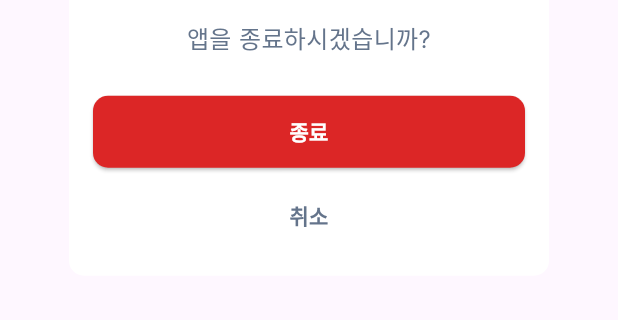
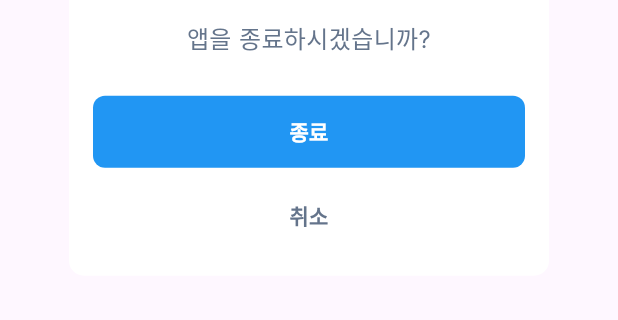
Before and after one commit to NaZe0320/typing_talk, a Flutter app: the AppExitDialog widget shown alone on an empty page, opened directly, after a tap on "종료", on a phone screen of 412 x 824 dp, the part 571-891 px from its top. Run offline on Flutter 3.47's test engine with Material 3 defaults, Android fonts, the phone set to English and light mode, and no system bars; our stand-ins replace flutter_hooks, flutter_riverpod, flutter_svg, freezed_annotation, go_router, hooks_riverpod and 2 more; generated files the repository leaves out were written again.

Commit message:
[feat] 버튼 위젯화 (기본 버튼, 텍스트 버튼)
기본 버튼 type 분리 (primary, secondary, error, success, warning)

```diff
--- /dev/null
+++ b/lib/presentation/common/widgets/buttons/app_button.dart
@@ -0,0 +1,169 @@
+import 'package:flutter/material.dart';
+import 'package:typing_talk/core/theme/app_colors.dart';
+import 'package:typing_talk/core/theme/app_fonts.dart';
+
+enum AppButtonType {
+  primary,
+  secondary,
+  error,
+  success,
+  warning,
+}
+
+enum AppButtonSize {
+  small,
+  medium,
+  large,
+}
+
+class AppButton extends StatelessWidget {
+  final String text;
+  final VoidCallback? onPressed;
+  final AppButtonType type;
+  final AppButtonSize size;
+  final bool isFullWidth;
+  final bool isLoading;
+  final Widget? prefixIcon;
+  final Widget? suffixIcon;
+
+  const AppButton({
+    super.key,
+    required this.text,
+    this.onPressed,
+    this.type = AppButtonType.primary,
+    this.size = AppButtonSize.medium,
+    this.isFullWidth = true,
+    this.isLoading = false,
+    this.prefixIcon,
+    this.suffixIcon,
+  });
+
+  @override
+  Widget build(BuildContext context) {
+    return SizedBox(
+      width: isFullWidth ? double.infinity : null,
+      height: _getHeight(),
+      child: ElevatedButton(
+        onPressed: isLoading ? null : onPressed,
+        style: _getButtonStyle(),
+        child: _buildButtonContent(),
+      ),
+    );
+  }
+
+  Widget _buildButtonContent() {
+    if (isLoading) {
+      return SizedBox(
+        height: 20,
+        width: 20,
+        child: CircularProgressIndicator(
+          strokeWidth: 2,
+          valueColor: AlwaysStoppedAnimation<Color>(
+            type == AppButtonType.secondary ? AppColors.primaryBlue : Colors.white,
+          ),
+        ),
+      );
+    }
+
+    return Row(
+      mainAxisSize: isFullWidth ? MainAxisSize.max : MainAxisSize.min,
+      mainAxisAlignment: MainAxisAlignment.center,
+      children: [
+        if (prefixIcon != null) ...[
+          prefixIcon!,
+          const SizedBox(width: 8),
+        ],
+        Text(
+          text,
+          style: _getTextStyle(),
+        ),
+        if (suffixIcon != null) ...[
+          const SizedBox(width: 8),
+          suffixIcon!,
+        ],
+      ],
+    );
+  }
+
+  double _getHeight() {
+    switch (size) {
+      case AppButtonSize.small:
+        return 36;
+      case AppButtonSize.medium:
+        return 48;
+      case AppButtonSize.large:
+        return 56;
+    }
+  }
+
+  ButtonStyle _getButtonStyle() {
+    return ElevatedButton.styleFrom(
+      backgroundColor: _getBackgroundColor(),
+      foregroundColor: _getForegroundColor(),
+      elevation: 0,
+      shape: RoundedRectangleBorder(
+        borderRadius: BorderRadius.circular(8),
+        side: type == AppButtonType.secondary ? BorderSide(color: AppColors.primaryBlue) : BorderSide.none,
+      ),
+      padding: EdgeInsets.symmetric(
+        horizontal: size == AppButtonSize.small ? 16 : 24,
+      ),
+    ).copyWith(
+      overlayColor: WidgetStateProperty.resolveWith<Color?>(
+        (Set<WidgetState> states) {
+          if (states.contains(WidgetState.pressed)) {
+            return _getPressedColor();
+          }
+          return null;
+        },
+      ),
+    );
+  }
+
+  TextStyle _getTextStyle() {
+    final baseStyle = size == AppButtonSize.small ? AppTypography.btn_5 : AppTypography.btn_6;
+
+    return baseStyle.copyWith(
+      color: _getForegroundColor(),
+    );
+  }
+
+  Color _getBackgroundColor() {
+    switch (type) {
+      case AppButtonType.primary:
+        return AppColors.primaryBlue;
+      case AppButtonType.secondary:
+        return Colors.transparent;
+      case AppButtonType.error:
+        return AppColors.errorText;
+      case AppButtonType.success:
+        return AppColors.successText;
+      case AppButtonType.warning:
+        return AppColors.warningText;
+    }
+  }
+
+  Color _getForegroundColor() {
+    switch (type) {
+      case AppButtonType.secondary:
+        return AppColors.primaryBlue;
+      default:
+        return Colors.white;
+    }
+  }
+
+  Color _getPressedColor() {
+    switch (type) {
+      case AppButtonType.primary:
+        return AppColors.tertiaryBlue;
+      case AppButtonType.secondary:
+        return AppColors.secondaryBlue;
+      case AppButtonType.error:
+        return AppColors.errorText.withValues(alpha: 0.8);
+      case AppButtonType.success:
+        return AppColors.successText.withValues(alpha: 0.8);
+      case AppButtonType.warning:
+        return AppColors.warningText.withValues(alpha: 0.8);
+    }
+  }
+}
--- /dev/null
+++ b/lib/presentation/common/widgets/buttons/app_text_button.dart
@@ -0,0 +1,81 @@
+import 'package:flutter/material.dart';
+import 'package:typing_talk/core/theme/app_colors.dart';
+import 'package:typing_talk/core/theme/app_fonts.dart';
+import 'package:typing_talk/presentation/common/widgets/buttons/app_button.dart';
+
+class AppTextButton extends StatelessWidget {
+  final String text;
+  final VoidCallback? onPressed;
+  final Color? textColor;
+  final AppButtonSize size;
+  final bool isFullWidth;
+  final Widget? prefixIcon;
+  final Widget? suffixIcon;
+
+  const AppTextButton({
+    super.key,
+    required this.text,
+    this.onPressed,
+    this.textColor,
+    this.size = AppButtonSize.medium,
+    this.isFullWidth = true,
+    this.prefixIcon,
+    this.suffixIcon,
+  });
+
+  @override
+  Widget build(BuildContext context) {
+    return SizedBox(
+      width: isFullWidth ? double.infinity : null,
+      height: _getHeight(),
+      child: TextButton(
+        onPressed: onPressed,
+        style: TextButton.styleFrom(
+          shape: RoundedRectangleBorder(
+            borderRadius: BorderRadius.circular(8),
+          ),
+          padding: EdgeInsets.symmetric(
+            horizontal: size == AppButtonSize.small ? 16 : 24,
+          ),
+        ),
+        child: Row(
+          mainAxisSize: isFullWidth ? MainAxisSize.max : MainAxisSize.min,
+          mainAxisAlignment: MainAxisAlignment.center,
+          children: [
+            if (prefixIcon != null) ...[
+              prefixIcon!,
+              const SizedBox(width: 8),
+            ],
+            Text(
+              text,
+              style: _getTextStyle(),
+            ),
+            if (suffixIcon != null) ...[
+              const SizedBox(width: 8),
+              suffixIcon!,
+            ],
+          ],
+        ),
+      ),
+    );
+  }
+
+  double _getHeight() {
+    switch (size) {
+      case AppButtonSize.small:
+        return 36;
+      case AppButtonSize.medium:
+        return 48;
+      case AppButtonSize.large:
+        return 56;
+    }
+  }
+
+  TextStyle _getTextStyle() {
+    final baseStyle = size == AppButtonSize.small ? AppTypography.btn_5 : AppTypography.btn_6;
+
+    return baseStyle.copyWith(
+      color: textColor ?? AppColors.secondaryText,
+    );
+  }
+}
--- a/lib/presentation/features/home/widgets/app_exit_dialog.dart
+++ b/lib/presentation/features/home/widgets/app_exit_dialog.dart
@@ -4,6 +4,8 @@ import 'package:flutter_riverpod/flutter_riverpod.dart';
 import 'package:typing_talk/core/base/base_dialog.dart';
 import 'package:typing_talk/core/theme/app_colors.dart';
 import 'package:typing_talk/core/theme/app_fonts.dart';
+import 'package:typing_talk/presentation/common/widgets/buttons/app_button.dart';
+import 'package:typing_talk/presentation/common/widgets/buttons/app_text_button.dart';
 
 class AppExitDialog extends ConsumerWidget {
   const AppExitDialog({
@@ -28,37 +30,16 @@ class AppExitDialog extends ConsumerWidget {
       title: 'TypingTalk 종료',
       message: '앱을 종료하시겠습니까?',
       actions: [
-        ElevatedButton(
+        AppButton(
           onPressed: () {
             SystemNavigator.pop(); // 앱 종료
           },
-          style: ElevatedButton.styleFrom(
-            backgroundColor: AppColors.errorText,
-            minimumSize: const Size(double.infinity, 48),
-            shape: RoundedRectangleBorder(
-              borderRadius: BorderRadius.circular(10),
-            ),
-          ),
-          child: Text(
-            '종료',
-            style: AppTypography.btn_6.copyWith(color: Colors.white),
-          ),
+          text: '종료',
         ),
         const SizedBox(height: 8),
-        TextButton(
+        AppTextButton(
           onPressed: () => Navigator.of(context).pop(false),
-          style: TextButton.styleFrom(
-            minimumSize: const Size(double.infinity, 48),
-            shape: RoundedRectangleBorder(
-              borderRadius: BorderRadius.circular(10),
-            ),
-          ),
-          child: Text(
-            '취소',
-            style: AppTypography.btn_6.copyWith(
-              color: AppColors.secondaryText,
-            ),
-          ),
+          text: '취소',
         ),
       ],
     );
--- a/lib/presentation/features/practice/screens/practice_result_screen.dart
+++ b/lib/presentation/features/practice/screens/practice_result_screen.dart
@@ -57,11 +57,11 @@ class PracticeResultScreen extends BaseScreen {
             '${state.accuracy.toStringAsFixed(1)}점',
             style: AppTypography.h1_7.copyWith(color: AppColors.white),
           ),
-          const SizedBox(height: 8),
-          Text(
-            '상위 15%의 성과입니다!',
-            style: AppTypography.b3_4.copyWith(color: AppColors.white.withOpacity(0.8)),
-          ),
+          // const SizedBox(height: 8),
+          // Text(
+          //   '상위 15%의 성과입니다!',
+          //   style: AppTypography.b3_4.copyWith(color: AppColors.white.withOpacity(0.8)),
+          // ),
           const SizedBox(height: 24),
           Row(
             spacing: 16,
--- a/lib/presentation/features/practice/screens/practice_setting_screen.dart
+++ b/lib/presentation/features/practice/screens/practice_setting_screen.dart
@@ -7,6 +7,7 @@ import 'package:typing_talk/core/theme/app_colors.dart';
 import 'package:typing_talk/core/theme/app_fonts.dart';
 import 'package:typing_talk/domain/entities/text_item.dart';
 import 'package:typing_talk/domain/enums/practice_mode.dart';
+import 'package:typing_talk/presentation/common/widgets/buttons/app_button.dart';
 import 'package:typing_talk/presentation/common/widgets/default_app_bar.dart';
 import 'package:typing_talk/presentation/features/practice/viewmodels/practice_setting_view_model.dart';
 
@@ -138,21 +139,10 @@ class PracticeSettingScreen extends BaseScreen {
           ),
           Padding(
             padding: const EdgeInsets.symmetric(vertical: 16),
-            child: ElevatedButton(
+            child: AppButton(
+              text: '시작하기',
+              type: AppButtonType.primary,
               onPressed: state.isStartButtonEnabled ? () => context.pushNamed(RouteNames.practice) : null,
-              style: ElevatedButton.styleFrom(
-                backgroundColor: state.isStartButtonEnabled ? AppColors.primaryBlue : AppColors.gray300,
-                minimumSize: const Size(double.infinity, 48),
-                shape: RoundedRectangleBorder(
-                  borderRadius: BorderRadius.circular(8),
-                ),
-              ),
-              child: Text(
-                '시작하기',
-                style: AppTypography.btn_6.copyWith(
-                  color: state.isStartButtonEnabled ? AppColors.white : AppColors.gray500,
-                ),
-              ),
             ),
           ),
         ],
--- a/lib/presentation/features/practice/widgets/exit_practice_dialog.dart
+++ b/lib/presentation/features/practice/widgets/exit_practice_dialog.dart
@@ -5,6 +5,8 @@ import 'package:typing_talk/core/base/base_dialog.dart';
 import 'package:typing_talk/core/routes/route_names.dart';
 import 'package:typing_talk/core/theme/app_colors.dart';
 import 'package:typing_talk/core/theme/app_fonts.dart';
+import 'package:typing_talk/presentation/common/widgets/buttons/app_button.dart';
+import 'package:typing_talk/presentation/common/widgets/buttons/app_text_button.dart';
 import 'package:typing_talk/presentation/features/practice/viewmodels/practice_view_model.dart';
 
 class ExitPracticeDialog extends ConsumerWidget {
@@ -69,42 +71,21 @@ class ExitPracticeDialog extends ConsumerWidget {
         ),
       ],
       actions: [
-        ElevatedButton(
+        AppButton(
           onPressed: () {
             Navigator.of(context).pop();
             viewModel.completePractice(); // 연습 완료 처리
             context.pushNamed(RouteNames.practiceResult); // 결과 화면으로 이동
           },
-          style: ElevatedButton.styleFrom(
-            backgroundColor: AppColors.primaryBlue,
-            minimumSize: const Size(double.infinity, 48),
-            shape: RoundedRectangleBorder(
-              borderRadius: BorderRadius.circular(16),
-            ),
-          ),
-          child: Text(
-            '종료하고 결과 보기',
-            style: AppTypography.btn_6.copyWith(color: Colors.white),
-          ),
+          text: '종료하고 결과 보기',
         ),
         const SizedBox(height: 8),
-        TextButton(
+        AppTextButton(
           onPressed: () {
             Navigator.of(context).pop();
             onContinue();
           },
-          style: TextButton.styleFrom(
-            minimumSize: const Size(double.infinity, 48),
-            shape: RoundedRectangleBorder(
-              borderRadius: BorderRadius.circular(16),
-            ),
-          ),
-          child: Text(
-            '계속 연습하기',
-            style: AppTypography.btn_6.copyWith(
-              color: AppColors.secondaryText,
-            ),
-          ),
+          text: '계속 연습하기',
         ),
       ],
     );
```
